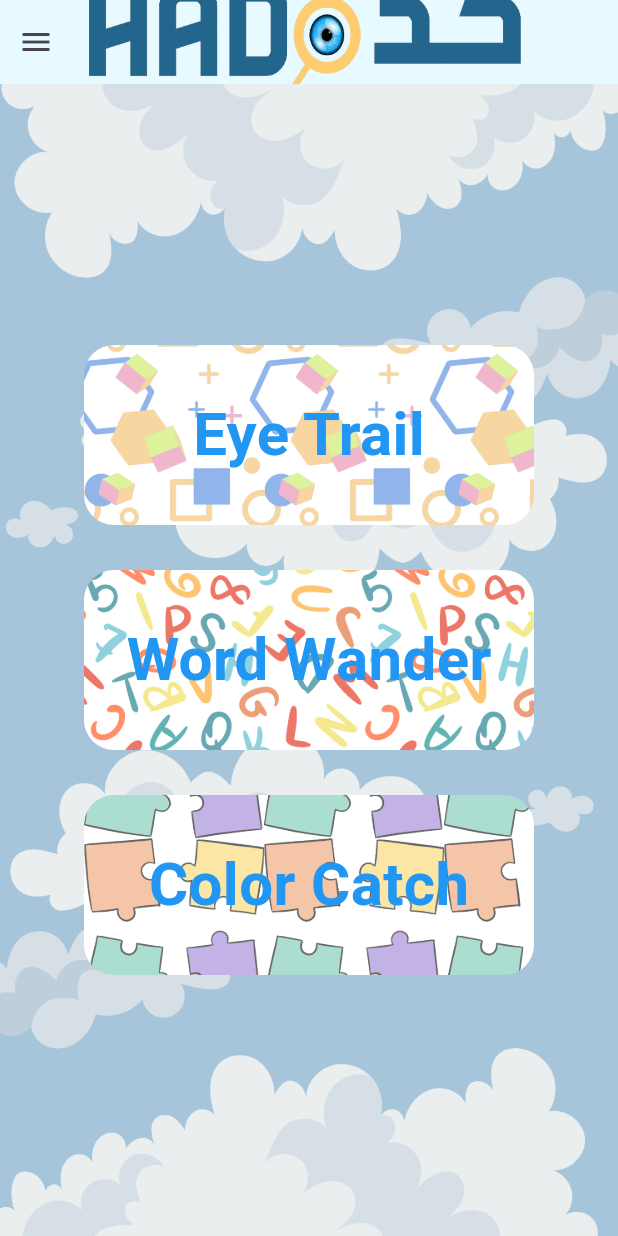
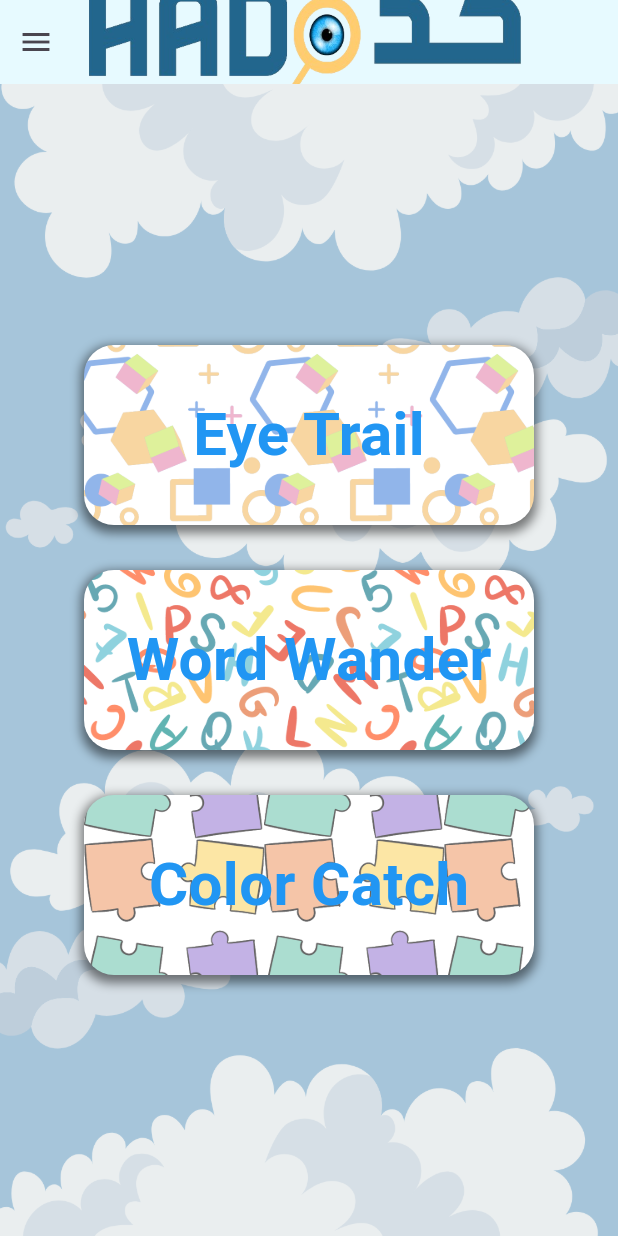
Before and after one commit to realnoura/GP2, a Flutter app: the HomePage screen opened directly, on a phone screen of 412 x 824 dp. Run offline on Flutter 3.47's test engine with Material 3 defaults, Android fonts, the phone set to English and light mode, and no system bars.

Commit message:
Update homepage buttons

```diff
--- a/hadq/lib/almosa/homepage.dart
+++ b/hadq/lib/almosa/homepage.dart
@@ -139,6 +139,14 @@ class HomePage extends StatelessWidget {
                       fit: BoxFit.cover,
                     ),
                     borderRadius: BorderRadius.circular(20),
+                    boxShadow: [
+                      BoxShadow(
+                        color: Colors.black.withOpacity(0.5),
+                        spreadRadius: 2,
+                        blurRadius: 5,
+                        offset: const Offset(0, 3),
+                      ),
+                    ],
                   ),
                   child: const Center(
                     child: Text(
@@ -170,6 +178,14 @@ class HomePage extends StatelessWidget {
                       fit: BoxFit.cover,
                     ),
                     borderRadius: BorderRadius.circular(20),
+                    boxShadow: [
+                      BoxShadow(
+                        color: Colors.black.withOpacity(0.5),
+                        spreadRadius: 2,
+                        blurRadius: 5,
+                        offset: const Offset(0, 3),
+                      ),
+                    ],
                   ),
                   child: const Center(
                     child: Text(
@@ -200,6 +216,14 @@ class HomePage extends StatelessWidget {
                       fit: BoxFit.cover,
                     ),
                     borderRadius: BorderRadius.circular(20),
+                    boxShadow: [
+                      BoxShadow(
+                        color: Colors.black.withOpacity(0.5),
+                        spreadRadius: 2,
+                        blurRadius: 5,
+                        offset: const Offset(0, 3),
+                      ),
+                    ],
                   ),
                   child: const Center(
                     child: Text(
```
Lines whose indentation alone changed are shown as unchanged.
